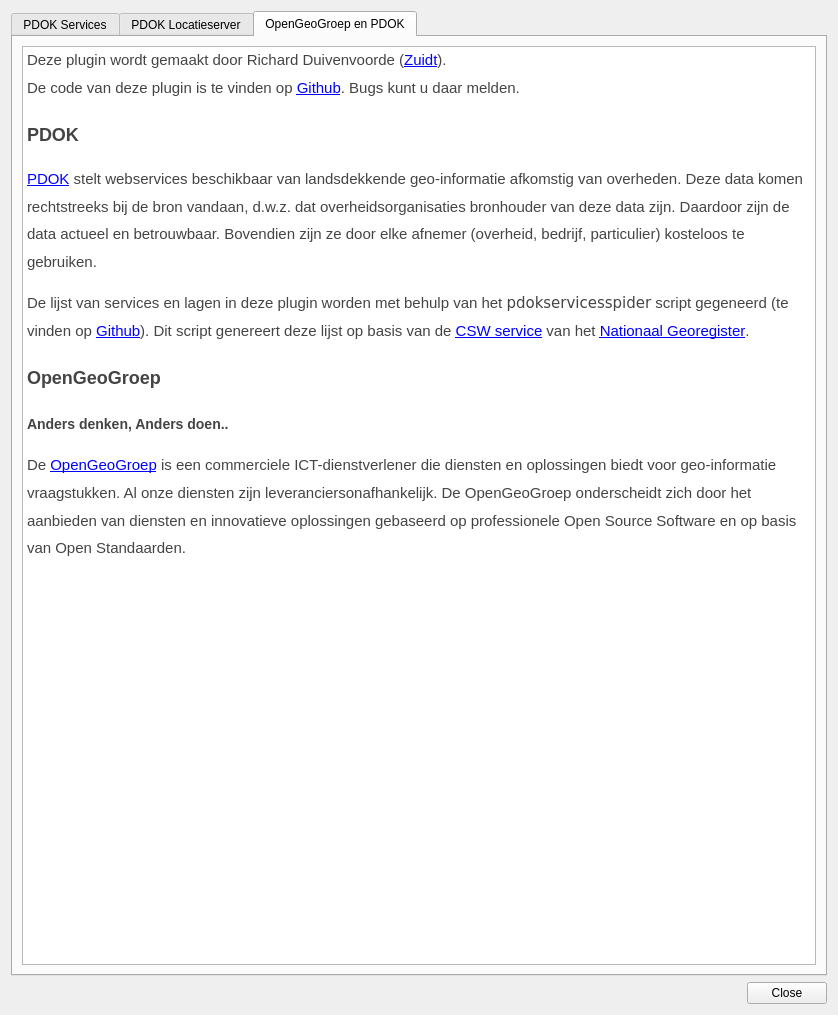
Qt form pdokservicesplugin/ui_pdokservicesplugindialog.ui (rduivenvoorde/pdokservicesplugin) before a commit.
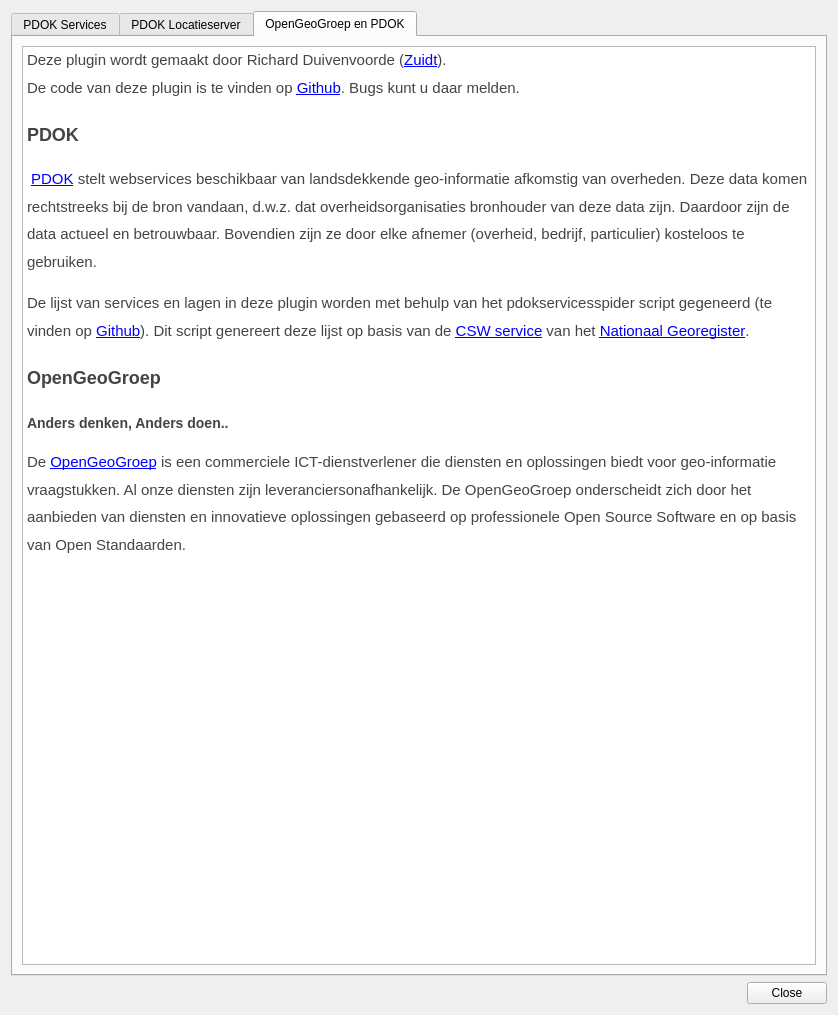
The same form after that commit. The open tabs and pages were chosen to show the change. Icons and pictures are not drawn.

Commit message: adjust width middle column slightly

```diff
--- a/pdokservicesplugin/ui_pdokservicesplugindialog.ui
+++ b/pdokservicesplugin/ui_pdokservicesplugindialog.ui
@@ -326,59 +326,17 @@
               <item row="0" column="0">
                 <widget class="QTextBrowser" name="webView">
                   <property name="html">
-                    <string>&lt;html&gt;
-
-&lt;head&gt;
-  &lt;style&gt;
-    body {
-      color: #444444;
-      font-family: &quot;Helvetica Neue&quot;, Helvetica, Arial, sans-serif;
-      font-size: 15px;
-      font-size-adjust: none;
-      font-stretch: normal;
-      font-style: normal;
-      font-variant: normal;
-      font-weight: 300;
-      line-height: 1.625;
-    }
-  &lt;/style&gt;
-
-&lt;/head&gt;
-
-&lt;body&gt;
-  &lt;p&gt;
-    Deze plugin wordt gemaakt door Richard Duivenvoorde (&lt;a href=&quot;http://www.zuidt.nl&quot;&gt;Zuidt&lt;/a&gt;).
-    &lt;br&gt;
-    De code van deze plugin is te vinden op &lt;a href=&quot;https://github.com/rduivenvoorde/pdokservicesplugin&quot;&gt;Github&lt;/a&gt;.
-    Bugs kunt u daar melden.
-  &lt;/p&gt;
-
-  &lt;h2&gt;PDOK&lt;/h2&gt;
-  &lt;p&gt;
-    &lt;img style=&quot;margin-right:10px;&quot; src=&quot;:/plugins/pdokservicesplugin/resources/pdok.png&quot; align=&quot;left&quot; /&gt;
-    &lt;a href=&quot;http://www.pdok.nl&quot;&gt;PDOK&lt;/a&gt; stelt webservices beschikbaar van landsdekkende geo-informatie afkomstig van
-    overheden. Deze data komen rechtstreeks bij de bron vandaan, d.w.z. dat overheidsorganisaties bronhouder van deze
-    data zijn. Daardoor zijn de data actueel en betrouwbaar. Bovendien zijn ze door elke afnemer (overheid, bedrijf,
-    particulier) kosteloos te gebruiken.
-  &lt;/p&gt;
-  &lt;p&gt;
-    De lijst van services en lagen in deze plugin worden met behulp van het &lt;tt&gt;pdokservicesspider&lt;/tt&gt; script
-    gegeneerd (te vinden op &lt;a href=&quot;https://github.com/rduivenvoorde/pdokservicesplugin&quot;&gt;Github&lt;/a&gt;). Dit script
-    genereert deze lijst op basis van de &lt;a
-      href=&quot;https://www.nationaalgeoregister.nl/geonetwork/srv/dut/csw?service=CSW&amp;request=GetCapabilities&amp;version=2.0.2&quot;&gt;CSW
-      service&lt;/a&gt; van het &lt;a href=&quot;https://www.nationaalgeoregister.nl/&quot;&gt;Nationaal Georegister&lt;/a&gt;.
-  &lt;/p&gt;
-
-  &lt;h2&gt;OpenGeoGroep&lt;/h2&gt;
-  &lt;h3&gt;Anders denken, Anders doen..&lt;/h3&gt;
-  &lt;p&gt;&lt;img src=&quot;:/plugins/pdokservicesplugin/resources/ogg.gif&quot; align=&quot;left&quot; /&gt;De &lt;a
-      href=&quot;http://www.opengeogroep.nl&quot;&gt;OpenGeoGroep&lt;/a&gt; is een
-    commerciele ICT-dienstverlener die diensten en oplossingen biedt voor geo-informatie vraagstukken. Al onze diensten
-    zijn leveranciersonafhankelijk. De OpenGeoGroep onderscheidt zich door het aanbieden van diensten en innovatieve
-    oplossingen gebaseerd op professionele Open Source Software en op basis van Open Standaarden.&lt;/p&gt;
-&lt;/body&gt;
-
-&lt;/html&gt;</string>
+          <string>&lt;!DOCTYPE HTML PUBLIC &quot;-//W3C//DTD HTML 4.0//EN&quot; &quot;http://www.w3.org/TR/REC-html40/strict.dtd&quot;&gt;
+&lt;html&gt;&lt;head&gt;&lt;meta name=&quot;qrichtext&quot; content=&quot;1&quot; /&gt;&lt;style type=&quot;text/css&quot;&gt;
+p, li { white-space: pre-wrap; }
+&lt;/style&gt;&lt;/head&gt;&lt;body style=&quot; font-family:'Sans Serif'; font-size:9pt; font-weight:400; font-style:normal;&quot;&gt;
+&lt;p style=&quot; margin-top:12px; margin-bottom:12px; margin-left:0px; margin-right:0px; -qt-block-indent:0; text-indent:0px; line-height:162.5%;&quot;&gt;&lt;span style=&quot; font-family:'Helvetica Neue','Helvetica','Arial','sans-serif'; font-size:15px; font-weight:304; color:#444444;&quot;&gt;Deze plugin wordt gemaakt door Richard Duivenvoorde (&lt;/span&gt;&lt;a href=&quot;http://www.zuidt.nl&quot;&gt;&lt;span style=&quot; font-family:'Helvetica Neue','Helvetica','Arial','sans-serif'; font-size:15px; font-weight:304; text-decoration: underline; color:#0000ff;&quot;&gt;Zuidt&lt;/span&gt;&lt;/a&gt;&lt;span style=&quot; font-family:'Helvetica Neue','Helvetica','Arial','sans-serif'; font-size:15px; font-weight:304; color:#444444;&quot;&gt;). &lt;br /&gt;De code van deze plugin is te vinden op &lt;/span&gt;&lt;a href=&quot;https://github.com/rduivenvoorde/pdokservicesplugin&quot;&gt;&lt;span style=&quot; font-family:'Helvetica Neue','Helvetica','Arial','sans-serif'; font-size:15px; font-weight:304; text-decoration: underline; color:#0000ff;&quot;&gt;Github&lt;/span&gt;&lt;/a&gt;&lt;span style=&quot; font-family:'Helvetica Neue','Helvetica','Arial','sans-serif'; font-size:15px; font-weight:304; color:#444444;&quot;&gt;. Bugs kunt u daar melden. &lt;/span&gt;&lt;/p&gt;
+&lt;h2 style=&quot; margin-top:16px; margin-bottom:12px; margin-left:0px; margin-right:0px; -qt-block-indent:0; text-indent:0px; line-height:162.5%;&quot;&gt;&lt;span style=&quot; font-family:'Helvetica Neue','Helvetica','Arial','sans-serif'; font-size:x-large; font-weight:600; color:#444444;&quot;&gt;PDOK&lt;/span&gt;&lt;span style=&quot; font-family:'Helvetica Neue','Helvetica','Arial','sans-serif'; font-size:15px; font-weight:304; color:#444444;&quot;&gt; &lt;/span&gt;&lt;/h2&gt;
+&lt;p style=&quot; margin-top:12px; margin-bottom:12px; margin-left:0px; margin-right:0px; -qt-block-indent:0; text-indent:0px; line-height:162.5%;&quot;&gt;&lt;img src=&quot;:/plugins/pdokservicesplugin/resources/pdok.png&quot; style=&quot;float: left;&quot; /&gt;&lt;span style=&quot; font-family:'Helvetica Neue','Helvetica','Arial','sans-serif'; font-size:15px; font-weight:304; color:#444444;&quot;&gt; &lt;/span&gt;&lt;a href=&quot;http://www.pdok.nl&quot;&gt;&lt;span style=&quot; font-family:'Helvetica Neue','Helvetica','Arial','sans-serif'; font-size:15px; font-weight:304; text-decoration: underline; color:#0000ff;&quot;&gt;PDOK&lt;/span&gt;&lt;/a&gt;&lt;span style=&quot; font-family:'Helvetica Neue','Helvetica','Arial','sans-serif'; font-size:15px; font-weight:304; color:#444444;&quot;&gt; stelt webservices beschikbaar van landsdekkende geo-informatie afkomstig van overheden. Deze data komen rechtstreeks bij de bron vandaan, d.w.z. dat overheidsorganisaties bronhouder van deze data zijn. Daardoor zijn de data actueel en betrouwbaar. Bovendien zijn ze door elke afnemer (overheid, bedrijf, particulier) kosteloos te gebruiken. &lt;/span&gt;&lt;/p&gt;
+&lt;p style=&quot; margin-top:12px; margin-bottom:12px; margin-left:0px; margin-right:0px; -qt-block-indent:0; text-indent:0px; line-height:162.5%;&quot;&gt;&lt;span style=&quot; font-family:'Helvetica Neue','Helvetica','Arial','sans-serif'; font-size:15px; font-weight:304; color:#444444;&quot;&gt;De lijst van services en lagen in deze plugin worden met behulp van het &lt;/span&gt;&lt;span style=&quot; font-family:'monospace'; font-size:15px; font-weight:304; color:#444444;&quot;&gt;pdokservicesspider&lt;/span&gt;&lt;span style=&quot; font-family:'Helvetica Neue','Helvetica','Arial','sans-serif'; font-size:15px; font-weight:304; color:#444444;&quot;&gt; script gegeneerd (te vinden op &lt;/span&gt;&lt;a href=&quot;https://github.com/rduivenvoorde/pdokservicesplugin&quot;&gt;&lt;span style=&quot; font-family:'Helvetica Neue','Helvetica','Arial','sans-serif'; font-size:15px; font-weight:304; text-decoration: underline; color:#0000ff;&quot;&gt;Github&lt;/span&gt;&lt;/a&gt;&lt;span style=&quot; font-family:'Helvetica Neue','Helvetica','Arial','sans-serif'; font-size:15px; font-weight:304; color:#444444;&quot;&gt;). Dit script genereert deze lijst op basis van de &lt;/span&gt;&lt;a href=&quot;https://www.nationaalgeoregister.nl/geonetwork/srv/dut/csw?service=CSW&amp;amp;request=GetCapabilities&amp;amp;version=2.0.2&quot;&gt;&lt;span style=&quot; font-family:'Helvetica Neue','Helvetica','Arial','sans-serif'; font-size:15px; font-weight:304; text-decoration: underline; color:#0000ff;&quot;&gt;CSW service&lt;/span&gt;&lt;/a&gt;&lt;span style=&quot; font-family:'Helvetica Neue','Helvetica','Arial','sans-serif'; font-size:15px; font-weight:304; color:#444444;&quot;&gt; van het &lt;/span&gt;&lt;a href=&quot;https://www.nationaalgeoregister.nl/&quot;&gt;&lt;span style=&quot; font-family:'Helvetica Neue','Helvetica','Arial','sans-serif'; font-size:15px; font-weight:304; text-decoration: underline; color:#0000ff;&quot;&gt;Nationaal Georegister&lt;/span&gt;&lt;/a&gt;&lt;span style=&quot; font-family:'Helvetica Neue','Helvetica','Arial','sans-serif'; font-size:15px; font-weight:304; color:#444444;&quot;&gt;. &lt;/span&gt;&lt;/p&gt;
+&lt;h2 style=&quot; margin-top:16px; margin-bottom:12px; margin-left:0px; margin-right:0px; -qt-block-indent:0; text-indent:0px; line-height:162.5%;&quot;&gt;&lt;span style=&quot; font-family:'Helvetica Neue','Helvetica','Arial','sans-serif'; font-size:x-large; font-weight:600; color:#444444;&quot;&gt;OpenGeoGroep&lt;/span&gt;&lt;span style=&quot; font-family:'Helvetica Neue','Helvetica','Arial','sans-serif'; font-size:15px; font-weight:304; color:#444444;&quot;&gt; &lt;/span&gt;&lt;/h2&gt;
+&lt;h3 style=&quot; margin-top:14px; margin-bottom:12px; margin-left:0px; margin-right:0px; -qt-block-indent:0; text-indent:0px; line-height:162.5%;&quot;&gt;&lt;span style=&quot; font-family:'Helvetica Neue','Helvetica','Arial','sans-serif'; font-size:large; font-weight:600; color:#444444;&quot;&gt;Anders denken, Anders doen..&lt;/span&gt;&lt;span style=&quot; font-family:'Helvetica Neue','Helvetica','Arial','sans-serif'; font-size:15px; font-weight:304; color:#444444;&quot;&gt; &lt;/span&gt;&lt;/h3&gt;
+&lt;p style=&quot; margin-top:12px; margin-bottom:12px; margin-left:0px; margin-right:0px; -qt-block-indent:0; text-indent:0px; line-height:162.5%;&quot;&gt;&lt;img src=&quot;:/plugins/pdokservicesplugin/resources/ogg.gif&quot; style=&quot;float: left;&quot; /&gt;&lt;span style=&quot; font-family:'Helvetica Neue','Helvetica','Arial','sans-serif'; font-size:15px; font-weight:304; color:#444444;&quot;&gt;De &lt;/span&gt;&lt;a href=&quot;http://www.opengeogroep.nl&quot;&gt;&lt;span style=&quot; font-family:'Helvetica Neue','Helvetica','Arial','sans-serif'; font-size:15px; font-weight:304; text-decoration: underline; color:#0000ff;&quot;&gt;OpenGeoGroep&lt;/span&gt;&lt;/a&gt;&lt;span style=&quot; font-family:'Helvetica Neue','Helvetica','Arial','sans-serif'; font-size:15px; font-weight:304; color:#444444;&quot;&gt; is een commerciele ICT-dienstverlener die diensten en oplossingen biedt voor geo-informatie vraagstukken. Al onze diensten zijn leveranciersonafhankelijk. De OpenGeoGroep onderscheidt zich door het aanbieden van diensten en innovatieve oplossingen gebaseerd op professionele Open Source Software en op basis van Open Standaarden.&lt;/span&gt; &lt;/p&gt;&lt;/body&gt;&lt;/html&gt;</string>
                   </property>
                   <property name="openExternalLinks">
                     <bool>true</bool>
```
Left out of the diff: 5 changed lines with no effect on the pictures. Lines whose indentation alone changed are shown as unchanged. The commit also changes 2 other files.
